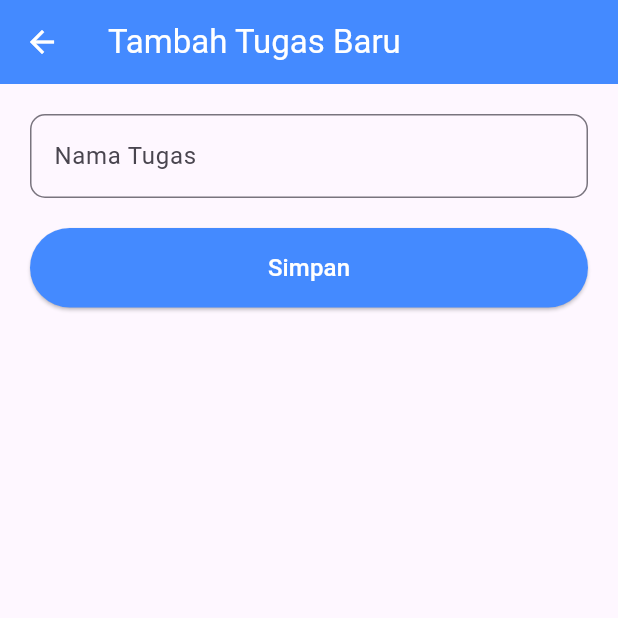
After one commit to voltakits725/Belajar-Flutter, a Flutter app: the screen it shows after launch, after a tap on the "add" icon, on a phone screen of 412 x 824 dp, the top half of it. The commit adds this screen. Run offline on Flutter 3.47's test engine with Material 3 defaults, Android fonts, the phone set to English and light mode, and no system bars.

Commit message:
bikin to-do-list

```diff
--- a/lib/main.dart
+++ b/lib/main.dart
@@ -2,6 +2,8 @@ import 'package:belajar_flutter_part2/button.dart';
 import 'package:belajar_flutter_part2/form_input.dart';
 import 'package:belajar_flutter_part2/kartuprofil.dart';
 import 'package:belajar_flutter_part2/latihan_responsive.dart';
+import 'package:belajar_flutter_part2/navigator.dart';
+import 'package:belajar_flutter_part2/todolist.dart';
 import 'package:flutter/material.dart';
 
 void main(){
@@ -15,7 +17,7 @@ class MyApp extends StatelessWidget {
   Widget build(BuildContext context) {
     return MaterialApp(
       debugShowCheckedModeBanner: false,
-      home: LatihanForm(),
+      home: HalamanUtama(),
 
     );
   }
--- /dev/null
+++ b/lib/todolist.dart
@@ -0,0 +1,207 @@
+import 'package:flutter/material.dart';
+
+void main() {
+  runApp(const MaterialApp(
+    debugShowCheckedModeBanner: false, // Menghilangkan pita "DEBUG" di pojok kanan atas
+    home: HalamanUtama(), // Menentukan halaman pertama yang dibuka saat aplikasi jalan
+  ));
+}
+
+// ====================================================================
+// HALAMAN 1: DAFTAR TUGAS (HALAMAN UTAMA)
+// ====================================================================
+// Kita pakai StatefulWidget karena isi layar ini akan berubah-ubah
+// (tugas bisa bertambah atau dihapus).
+class HalamanUtama extends StatefulWidget {
+  const HalamanUtama({Key? key}) : super(key: key);
+
+  @override
+  _HalamanUtamaState createState() => _HalamanUtamaState();
+}
+
+class _HalamanUtamaState extends State<HalamanUtama> {
+  // Ini adalah "State" atau memori penyimpanan kita.
+  // Berupa List (daftar) yang isinya teks (String) kosong pada awalnya.
+  List<String> daftarTugas = [];
+
+  @override
+  Widget build(BuildContext context) {
+    // Scaffold: Kanvas utama Material Design untuk halaman ini
+    return Scaffold(
+      appBar: AppBar(
+        title: const Text('To-Do List Proyek'),
+        backgroundColor: Colors.blueAccent,
+        foregroundColor: Colors.white,
+      ),
+
+      // BODY: Bagian tengah aplikasi.
+      // Kita pakai logika pengecekan kondisi (IF-ELSE versi singkat yaitu ? dan :)
+      body: daftarTugas.isEmpty
+          ? // JIKA KOSONG (?): Tampilkan teks peringatan di tengah layar
+            const Center(
+              child: Text(
+                'Belum ada tugas. Yuk tambah sekarang!',
+                style: TextStyle(fontSize: 16, color: Colors.grey),
+              ),
+            )
+          : // JIKA ADA ISINYA (:): Tampilkan daftar menggunakan ListView.builder
+            // Kenapa builder? Karena dia akan merender item satu per satu sesuai jumlah data
+            // secara dinamis, sangat cocok untuk daftar yang panjang biar gak error.
+            ListView.builder(
+              itemCount: daftarTugas.length, // Menghitung ada berapa banyak tugas di List
+              itemBuilder: (context, index) {
+                // itemBuilder akan me-looping dan membuatkan Card untuk setiap tugas
+                return Card(
+                  margin: const EdgeInsets.symmetric(horizontal: 15, vertical: 8),
+                  // ListTile: Widget bawaan Material yang rapi untuk baris daftar
+                  child: ListTile(
+                    leading: const Icon(Icons.task_alt, color: Colors.blueAccent), // Icon kiri
+                    title: Text(daftarTugas[index]), // Mengambil teks sesuai urutan (index)
+
+                    // trailing: Bagian kanan ListTile. Kita isi tombol Hapus.
+                    trailing: Row(
+                      mainAxisSize: MainAxisSize.min,
+                      children: [
+                        IconButton(
+                          icon: const Icon(Icons.delete, color: Colors.redAccent),
+
+                          onPressed: () {
+                            // SETSTATE: Wajib dipanggil saat kita mengubah data!
+                            // Ini yang menyuruh Flutter: "Woy, datanya berubah, gambar ulang layarnya!"
+                            setState(() {
+                              daftarTugas.removeAt(index); // Menghapus tugas berdasarkan urutannya
+                            });
+                          },
+                        ),
+                        // Tombol 1: Edit
+                        IconButton(
+                          icon: const Icon(Icons.edit, color: Colors.blueAccent),
+                          onPressed: () {
+                            // Logika untuk edit tugas nanti ditaruh di sini
+                            print('Edit tugas dipencet');
+                          },
+                        ),
+                      ],
+                    ),
+                  ),
+                );
+              },
+            ),
+
+      // FAB: Tombol melayang di pojok kanan bawah
+      floatingActionButton: FloatingActionButton(
+        backgroundColor: Colors.blueAccent,
+        child: const Icon(Icons.add, color: Colors.white),
+        // async & await: Karena kita pindah halaman dan butuh "menunggu" data dibawa balik
+        onPressed: () async {
+          // NAVIGASI PUSH: Melempar user ke HalamanTambah.
+          // Hasil ketikan dari HalamanTambah akan ditangkap oleh variabel "tugasBaru"
+          final tugasBaru = await Navigator.push(
+            context,
+            MaterialPageRoute(builder: (context) => const HalamanTambah()),
+          );
+
+          // Pengecekan: Kalau user menekan tombol "Back" (tidak jadi isi form),
+          // nilainya pasti null. Kalau ada isinya (tidak null), baru kita tambahkan.
+          if (tugasBaru != null) {
+            // SETSTATE lagi: Menyuruh layar menggambar ulang karena ada tugas baru masuk
+            setState(() {
+              daftarTugas.add(tugasBaru); // Memasukkan teks baru ke dalam memori List kita
+            });
+          }
+        },
+      ),
+    );
+  }
+}
+
+// ====================================================================
+// HALAMAN 2: FORM TAMBAH TUGAS
+// ====================================================================
+class HalamanTambah extends StatefulWidget {
+  const HalamanTambah({Key? key}) : super(key: key);
+
+  @override
+  _HalamanTambahState createState() => _HalamanTambahState();
+}
+
+class _HalamanTambahState extends State<HalamanTambah> {
+  // _formKey: Ibarat "KTP" atau ID khusus untuk widget Form kita agar bisa divalidasi
+  final _formKey = GlobalKey<FormState>();
+
+  // _tugasController: Bertugas memantau dan menyimpan apapun yang diketik user di kolom input
+  final TextEditingController _tugasController = TextEditingController();
+
+  // dispose: Fungsi bawaan yang berjalan saat halaman dihancurkan (ditutup)
+  @override
+  void dispose() {
+    _tugasController.dispose(); // Wajib! Membuang controller agar memori HP tidak bocor
+    super.dispose();
+  }
+
+  @override
+  Widget build(BuildContext context) {
+    return Scaffold(
+      appBar: AppBar(
+        title: const Text('Tambah Tugas Baru'),
+        backgroundColor: Colors.blueAccent,
+        foregroundColor: Colors.white,
+      ),
+      body: Padding(
+        padding: const EdgeInsets.all(20.0),
+        // FORM: Wadah pembungkus yang memegang sistem validasi
+        child: Form(
+          key: _formKey, // Memasang ID KTP tadi ke Form ini
+          child: Column(
+            children: [
+              // TEXTFORMFIELD: Kolom input yang mendukung sistem validasi bawaan Form
+              TextFormField(
+                controller: _tugasController, // Menyambungkan alat pantau teks kita
+                decoration: InputDecoration(
+                  labelText: 'Nama Tugas',
+                  hintText: 'Contoh: Belajar Routing Flutter',
+                  border: OutlineInputBorder(
+                    borderRadius: BorderRadius.circular(10), // Bikin kotaknya melengkung
+                  ),
+                ),
+                // VALIDATOR: Aturan untuk mengecek inputan user sebelum disimpan
+                validator: (value) {
+                  // Kalau kosong, kembalikan pesan error ini.
+                  // TextFormField akan otomatis berubah jadi merah.
+                  if (value == null || value.isEmpty) {
+                    return 'Tugas tidak boleh kosong bro!';
+                  }
+                  return null; // Kalau lolos validasi (aman), kembalikan null
+                },
+              ),
+              const SizedBox(height: 20), // Memberi jarak kosong sebelum tombol
+
+              // SizedBox selebar layar (double.infinity) biar tombolnya memanjang
+              SizedBox(
+                width: double.infinity,
+                // ELEVATEDBUTTON: Tombol utama bawaan Material Design
+                child: ElevatedButton(
+                  style: ElevatedButton.styleFrom(
+                    backgroundColor: Colors.blueAccent,
+                    foregroundColor: Colors.white,
+                    padding: const EdgeInsets.symmetric(vertical: 15),
+                  ),
+                  onPressed: () {
+                    // Cek validasi: Menjalankan semua aturan "validator" di dalam Form ini
+                    if (_formKey.currentState!.validate()) {
+                      // JIKA VALIDASI LOLOS:
+                      // NAVIGASI POP: Tutup halaman ini, dan bawa kembali data teks
+                      // (_tugasController.text) ke halaman sebelumnya (HalamanUtama).
+                      Navigator.pop(context, _tugasController.text);
+                    }
+                  },
+                  child: const Text('Simpan', style: TextStyle(fontSize: 16)),
+                ),
+              ),
+            ],
+          ),
+        ),
+      ),
+    );
+  }
+}
--- a/pubspec.yaml
+++ b/pubspec.yaml
@@ -34,6 +34,7 @@ dependencies:
   # The following adds the Cupertino Icons font to your application.
   # Use with the CupertinoIcons class for iOS style icons.
   cupertino_icons: ^1.0.8
+  flutter_riverpod: ^3.4.3
 
 dev_dependencies:
   flutter_test:
```
Also changed, not shown: lib/navigator.dart (added, +44 -0 lines), pubspec.lock.
